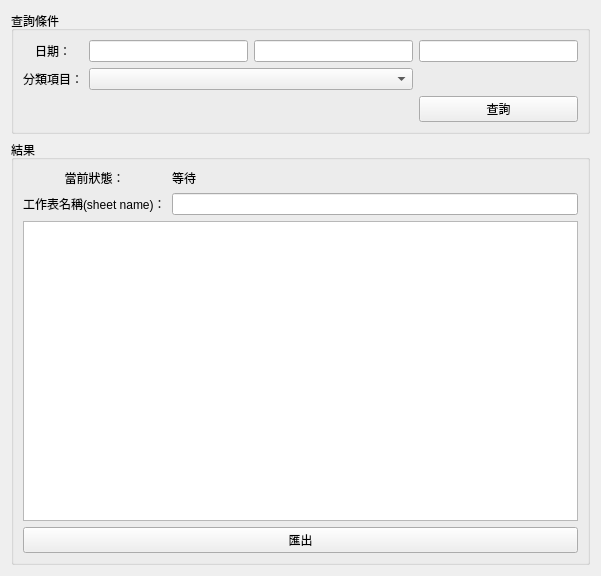
This is ui/widget_week_report.ui in YW0330/Stock_Searcher as Qt 5 draws it before an edit. The edited form follows.
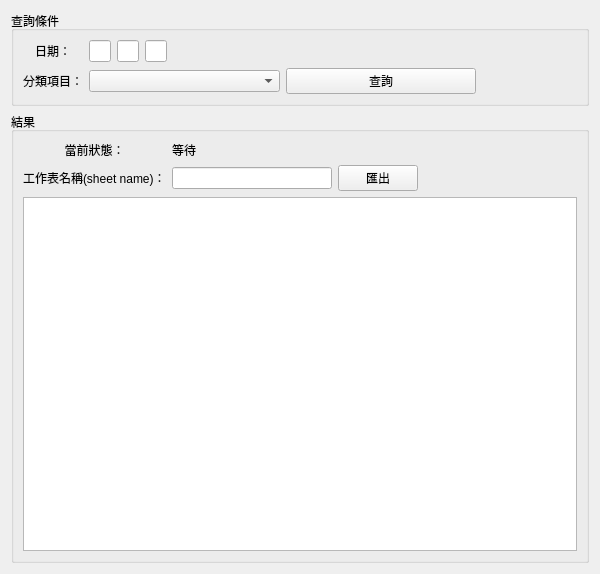
This is the edited form.

```diff
--- a/ui/widget_week_report.ui
+++ b/ui/widget_week_report.ui
@@ -6,8 +6,8 @@
    <rect>
     <x>0</x>
     <y>0</y>
-    <width>601</width>
-    <height>576</height>
+    <width>600</width>
+    <height>574</height>
    </rect>
   </property>
   <property name="windowTitle">
@@ -19,23 +19,9 @@
      <property name="title">
       <string>查詢條件</string>
      </property>
-     <layout class="QGridLayout" name="gridLayout_3">
-      <item row="0" column="0">
+     <layout class="QHBoxLayout" name="horizontalLayout_2">
+      <item>
        <layout class="QGridLayout" name="gridLayout">
-        <item row="1" column="2">
-         <widget class="QLineEdit" name="lineEdit_mm">
-          <property name="alignment">
-           <set>Qt::AlignRight|Qt::AlignTrailing|Qt::AlignVCenter</set>
-          </property>
-         </widget>
-        </item>
-        <item row="1" column="3">
-         <widget class="QLineEdit" name="lineEdit_dd">
-          <property name="alignment">
-           <set>Qt::AlignRight|Qt::AlignTrailing|Qt::AlignVCenter</set>
-          </property>
-         </widget>
-        </item>
         <item row="1" column="0">
          <widget class="QLabel" name="label">
           <property name="text">
@@ -56,22 +42,70 @@
           </property>
          </widget>
         </item>
-        <item row="1" column="1">
-         <widget class="QLineEdit" name="lineEdit_yy">
-          <property name="alignment">
-           <set>Qt::AlignRight|Qt::AlignTrailing|Qt::AlignVCenter</set>
+        <item row="2" column="5">
+         <spacer name="horizontalSpacer_6">
+          <property name="orientation">
+           <enum>Qt::Horizontal</enum>
           </property>
-         </widget>
+          <property name="sizeHint" stdset="0">
+           <size>
+            <width>500</width>
+            <height>0</height>
+           </size>
+          </property>
+         </spacer>
         </item>
-        <item row="2" column="1" colspan="2">
-         <widget class="QComboBox" name="comboBox"/>
+        <item row="1" column="2">
+         <layout class="QHBoxLayout" name="horizontalLayout">
+          <item>
+           <widget class="QLineEdit" name="lineEdit_yy">
+            <property name="alignment">
+             <set>Qt::AlignRight|Qt::AlignTrailing|Qt::AlignVCenter</set>
+            </property>
+           </widget>
+          </item>
+          <item>
+           <widget class="QLineEdit" name="lineEdit_mm">
+            <property name="alignment">
+             <set>Qt::AlignRight|Qt::AlignTrailing|Qt::AlignVCenter</set>
+            </property>
+           </widget>
+          </item>
+          <item>
+           <widget class="QLineEdit" name="lineEdit_dd">
+            <property name="alignment">
+             <set>Qt::AlignRight|Qt::AlignTrailing|Qt::AlignVCenter</set>
+            </property>
+           </widget>
+          </item>
+          <item>
+           <spacer name="horizontalSpacer">
+            <property name="orientation">
+             <enum>Qt::Horizontal</enum>
+            </property>
+            <property name="sizeHint" stdset="0">
+             <size>
+              <width>450</width>
+              <height>20</height>
+             </size>
+            </property>
+           </spacer>
+          </item>
+         </layout>
         </item>
-        <item row="3" column="3">
-         <widget class="QPushButton" name="pushButton_search">
-          <property name="text">
-           <string>查詢</string>
-          </property>
-         </widget>
+        <item row="2" column="2">
+         <layout class="QHBoxLayout" name="horizontalLayout_4">
+          <item>
+           <widget class="QComboBox" name="comboBox"/>
+          </item>
+          <item>
+           <widget class="QPushButton" name="pushButton_search">
+            <property name="text">
+             <string>查詢</string>
+            </property>
+           </widget>
+          </item>
+         </layout>
         </item>
        </layout>
       </item>
@@ -86,6 +120,16 @@
      <layout class="QVBoxLayout" name="verticalLayout_3">
       <item>
        <layout class="QGridLayout" name="gridLayout_2">
+        <item row="0" column="1">
+         <widget class="QLabel" name="label_status">
+          <property name="text">
+           <string>等待</string>
+          </property>
+         </widget>
+        </item>
+        <item row="1" column="1">
+         <widget class="QLineEdit" name="lineEdit"/>
+        </item>
         <item row="0" column="0">
          <widget class="QLabel" name="label_4">
           <property name="text">
@@ -103,28 +147,31 @@
           </property>
          </widget>
         </item>
-        <item row="1" column="1">
-         <widget class="QLineEdit" name="lineEdit"/>
-        </item>
-        <item row="0" column="1">
-         <widget class="QLabel" name="label_status">
+        <item row="1" column="2">
+         <widget class="QPushButton" name="pushButton_export">
           <property name="text">
-           <string>等待</string>
+           <string>匯出</string>
           </property>
          </widget>
         </item>
+        <item row="1" column="3">
+         <spacer name="horizontalSpacer_3">
+          <property name="orientation">
+           <enum>Qt::Horizontal</enum>
+          </property>
+          <property name="sizeHint" stdset="0">
+           <size>
+            <width>40</width>
+            <height>20</height>
+           </size>
+          </property>
+         </spacer>
+        </item>
        </layout>
       </item>
       <item>
        <widget class="QTableView" name="tableView"/>
       </item>
-      <item>
-       <widget class="QPushButton" name="pushButton_export">
-        <property name="text">
-         <string>匯出</string>
-        </property>
-       </widget>
-      </item>
      </layout>
     </widget>
    </item>
```
